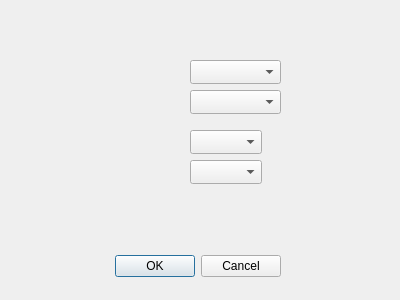
The window that config.ui (rasoolZero/Saino) describes before a commit, drawn with Qt 5.
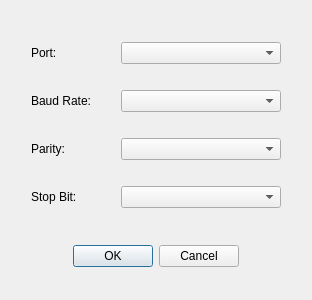
The same window after the commit.

Commit message: Config Window has better UI now

Patch:
```diff
--- a/config.ui
+++ b/config.ui
@@ -6,12 +6,12 @@
    <rect>
     <x>0</x>
     <y>0</y>
-    <width>400</width>
+    <width>312</width>
     <height>300</height>
    </rect>
   </property>
   <property name="sizePolicy">
-   <sizepolicy hsizetype="Preferred" vsizetype="Preferred">
+   <sizepolicy hsizetype="Expanding" vsizetype="Expanding">
     <horstretch>0</horstretch>
     <verstretch>0</verstretch>
    </sizepolicy>
@@ -19,62 +19,147 @@
   <property name="windowTitle">
    <string>Dialog</string>
   </property>
-  <widget class="QDialogButtonBox" name="buttonBox">
-   <property name="geometry">
-    <rect>
-     <x>110</x>
-     <y>250</y>
-     <width>171</width>
-     <height>32</height>
-    </rect>
-   </property>
-   <property name="orientation">
-    <enum>Qt::Horizontal</enum>
-   </property>
-   <property name="standardButtons">
-    <set>QDialogButtonBox::Cancel|QDialogButtonBox::Ok</set>
-   </property>
-  </widget>
-  <widget class="QComboBox" name="cmbPorts">
-   <property name="geometry">
-    <rect>
-     <x>190</x>
-     <y>60</y>
-     <width>91</width>
-     <height>24</height>
-    </rect>
-   </property>
-  </widget>
-  <widget class="QComboBox" name="cmbRates">
-   <property name="geometry">
-    <rect>
-     <x>190</x>
-     <y>90</y>
-     <width>91</width>
-     <height>24</height>
-    </rect>
-   </property>
-  </widget>
-  <widget class="QComboBox" name="cmbStopbits">
-   <property name="geometry">
-    <rect>
-     <x>190</x>
-     <y>130</y>
-     <width>72</width>
-     <height>24</height>
-    </rect>
-   </property>
-  </widget>
-  <widget class="QComboBox" name="cmbParity">
-   <property name="geometry">
-    <rect>
-     <x>190</x>
-     <y>160</y>
-     <width>72</width>
-     <height>24</height>
-    </rect>
-   </property>
-  </widget>
+  <property name="autoFillBackground">
+   <bool>true</bool>
+  </property>
+  <property name="sizeGripEnabled">
+   <bool>false</bool>
+  </property>
+  <layout class="QVBoxLayout" name="verticalLayout_2">
+   <item>
+    <layout class="QVBoxLayout" name="verticalLayout">
+     <property name="leftMargin">
+      <number>20</number>
+     </property>
+     <property name="rightMargin">
+      <number>20</number>
+     </property>
+     <item>
+      <layout class="QHBoxLayout" name="hrzPort" stretch="1,2">
+       <property name="spacing">
+        <number>10</number>
+       </property>
+       <property name="sizeConstraint">
+        <enum>QLayout::SetNoConstraint</enum>
+       </property>
+       <property name="topMargin">
+        <number>10</number>
+       </property>
+       <property name="bottomMargin">
+        <number>10</number>
+       </property>
+       <item>
+        <widget class="QLabel" name="lblPort">
+         <property name="text">
+          <string>Port:</string>
+         </property>
+        </widget>
+       </item>
+       <item>
+        <widget class="QComboBox" name="cmbPorts"/>
+       </item>
+      </layout>
+     </item>
+     <item>
+      <layout class="QHBoxLayout" name="hrzRate" stretch="1,2">
+       <property name="spacing">
+        <number>10</number>
+       </property>
+       <property name="sizeConstraint">
+        <enum>QLayout::SetNoConstraint</enum>
+       </property>
+       <property name="topMargin">
+        <number>10</number>
+       </property>
+       <property name="bottomMargin">
+        <number>10</number>
+       </property>
+       <item>
+        <widget class="QLabel" name="lblRae">
+         <property name="text">
+          <string>Baud Rate:</string>
+         </property>
+        </widget>
+       </item>
+       <item>
+        <widget class="QComboBox" name="cmbRates"/>
+       </item>
+      </layout>
+     </item>
+     <item>
+      <layout class="QHBoxLayout" name="hrzParity" stretch="1,2">
+       <property name="spacing">
+        <number>10</number>
+       </property>
+       <property name="sizeConstraint">
+        <enum>QLayout::SetNoConstraint</enum>
+       </property>
+       <property name="topMargin">
+        <number>10</number>
+       </property>
+       <property name="bottomMargin">
+        <number>10</number>
+       </property>
+       <item>
+        <widget class="QLabel" name="lblParity">
+         <property name="text">
+          <string>Parity:</string>
+         </property>
+        </widget>
+       </item>
+       <item>
+        <widget class="QComboBox" name="cmbParity"/>
+       </item>
+      </layout>
+     </item>
+     <item>
+      <layout class="QHBoxLayout" name="hrzStopbit" stretch="1,2">
+       <property name="spacing">
+        <number>10</number>
+       </property>
+       <property name="sizeConstraint">
+        <enum>QLayout::SetNoConstraint</enum>
+       </property>
+       <property name="topMargin">
+        <number>10</number>
+       </property>
+       <property name="bottomMargin">
+        <number>10</number>
+       </property>
+       <item>
+        <widget class="QLabel" name="lblStopbit">
+         <property name="text">
+          <string>Stop Bit:</string>
+         </property>
+        </widget>
+       </item>
+       <item>
+        <widget class="QComboBox" name="cmbStopbits"/>
+       </item>
+      </layout>
+     </item>
+    </layout>
+   </item>
+   <item>
+    <widget class="QDialogButtonBox" name="buttonBox">
+     <property name="sizePolicy">
+      <sizepolicy hsizetype="Minimum" vsizetype="Fixed">
+       <horstretch>0</horstretch>
+       <verstretch>0</verstretch>
+      </sizepolicy>
+     </property>
+     <property name="orientation">
+      <enum>Qt::Horizontal</enum>
+     </property>
+     <property name="standardButtons">
+      <set>QDialogButtonBox::Cancel|QDialogButtonBox::Ok</set>
+     </property>
+     <property name="centerButtons">
+      <bool>true</bool>
+     </property>
+    </widget>
+   </item>
+  </layout>
  </widget>
  <resources/>
  <connections>
```
Left out of the diff: 2 changed lines with no effect on the pictures.
